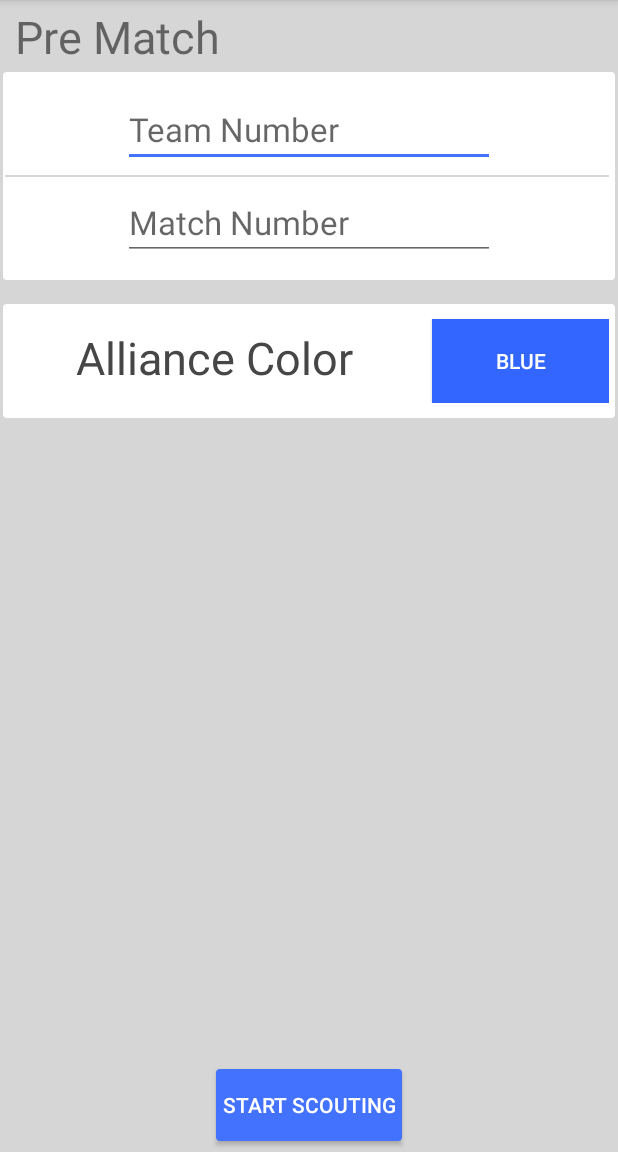
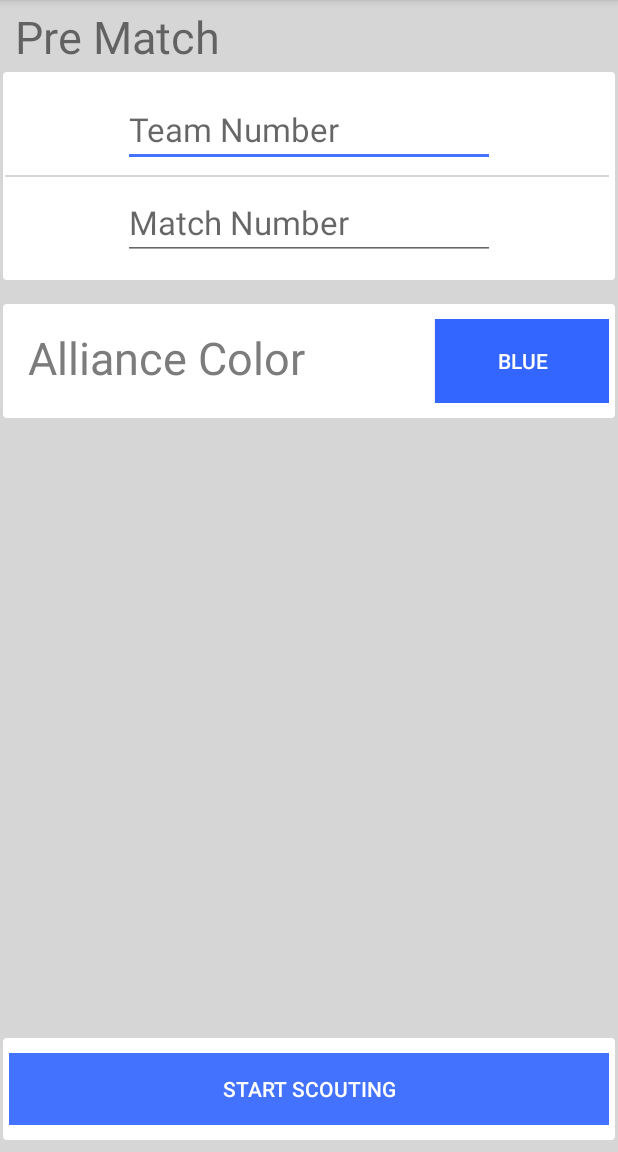
Before and after one commit to theultracorgi/FRC930_Scouting_App, an Android app: the PreMatch screen opened directly, with no data from a screen before it, on a phone screen of 412 x 824 dp, the part 84-1236 px from its top. Run offline under Robolectric (Android 15) with nearby library versions, the phone set to English and light mode, and no system bars.

Commit message:
can scout a match. No buttons will give errors. No qr/data storage integration

```diff
--- a/Watching_Extremely_Awesome_Robots/WEARs/src/main/java/org/team930/bears/watching_extremely_awesome_robots/PreMatch.java
+++ b/Watching_Extremely_Awesome_Robots/WEARs/src/main/java/org/team930/bears/watching_extremely_awesome_robots/PreMatch.java
@@ -1,23 +1,58 @@
 package org.team930.bears.watching_extremely_awesome_robots;
 
 import android.content.Intent;
+import android.support.annotation.ColorInt;
 import android.support.v7.app.AppCompatActivity;
 import android.os.Bundle;
 import android.view.View;
+import android.widget.EditText;
+import android.widget.Toast;
+import android.widget.ToggleButton;
 
 public class PreMatch extends AppCompatActivity {
-    Intent goToAuton;
+    EditText teamNum, matchNum;
+    ToggleButton allianceColor;
+    char alliance;
+    Integer still;
+
+    PublicResources PR = new PublicResources(this);
 
     @Override
     protected void onCreate(Bundle savedInstanceState) {
         super.onCreate(savedInstanceState);
         setContentView(R.layout.activity_pre_match);
+
+        still = 0;
+
+        teamNum = findViewById(R.id.teamNum);
+        matchNum = findViewById(R.id.matchNum);
+
+        allianceColor = findViewById(R.id.allianceToggle);
     }
 
-    public void goToAuton(View v){
-
-        goToAuton = new Intent(PreMatch.this, AutonTeleop.class);
-        startActivity(goToAuton);
+    public void setGoToAuton(View v) {
+        if(allianceColor.isChecked()){
+            alliance = 'r';
+        } else {
+            alliance = 'b';
         }
 
+
+        PR.matchData[0] = teamNum.getText().toString();
+        PR.matchData[1] = (matchNum.getText().toString() + alliance);
+
+        Intent goToAuton = new Intent(PreMatch.this, AutonTeleop.class);
+        startActivity(goToAuton);
     }
+    public void setAllianceColor(View v) {
+        still += 1;
+        if(still == 50) {
+            allianceColor.setBackgroundColor(getResources().getColor(R.color.stillGreen));
+
+            Toast.makeText(getApplicationContext(), "STILL Unlocked", Toast.LENGTH_LONG).show();
+        } else {
+
+        }
+    }
+
+}
--- /dev/null
+++ b/Watching_Extremely_Awesome_Robots/WEARs/src/main/java/org/team930/bears/watching_extremely_awesome_robots/PublicResources.java
@@ -0,0 +1,12 @@
+package org.team930.bears.watching_extremely_awesome_robots;
+import android.content.Context;
+
+public class PublicResources {
+    private Context context;
+
+    String[] matchData = new String[12];
+
+    public PublicResources(Context context){
+        this.context=context;
+    }
+}
--- a/Watching_Extremely_Awesome_Robots/WEARs/src/main/res/layout/activity_pre_match.xml
+++ b/Watching_Extremely_Awesome_Robots/WEARs/src/main/res/layout/activity_pre_match.xml
@@ -12,8 +12,7 @@
         android:layout_marginLeft="2dp"
         android:layout_marginRight="2dp"
         android:background="@color/background_material"
-        android:orientation="vertical"
-        >
+        android:orientation="vertical">
 
         <TextView
             android:layout_width="match_parent"
@@ -33,6 +32,7 @@
 
 
             <EditText
+                android:id="@+id/teamNum"
                 android:layout_width="match_parent"
                 android:layout_height="wrap_content"
                 android:layout_marginBottom="5dp"
@@ -53,6 +53,7 @@
                 android:background="@color/background_material" />
 
             <EditText
+                android:id="@+id/matchNum"
                 android:layout_width="match_parent"
                 android:layout_height="wrap_content"
                 android:layout_marginBottom="13dp"
@@ -64,7 +65,7 @@
                 android:shadowColor="#FF3297EA"
                 android:textColor="#000000"
                 android:textSize="22dp" />
-        </LinearLayout>
+        </LinearLayout> <!--Team/Match Number-->
 
         <ImageView
             android:layout_width="match_parent"
@@ -78,7 +79,7 @@
             android:background="@drawable/rounded_corners_chunk_material"
             android:orientation="horizontal"
             android:paddingBottom="10dp"
-            android:paddingLeft="4dp"
+            android:paddingLeft="11dp"
             android:paddingRight="4dp"
             android:paddingTop="10dp">
 
@@ -86,16 +87,14 @@
                 android:id="@+id/allianceColor"
                 android:layout_width="0dp"
                 android:layout_height="fill_parent"
-                android:layout_gravity="center_vertical"
                 android:layout_marginRight="8dp"
                 android:layout_weight=".7"
                 android:background="@color/white"
                 android:maxLines="1"
                 android:padding="5dp"
                 android:text="Alliance Color"
-                android:textColor="@color/textDark"
+                android:textColor="@color/textMedium"
                 android:textSize="30dp"
-                android:textAlignment="center"
 
                 />
 
@@ -105,35 +104,56 @@
                 android:layout_height="fill_parent"
                 android:layout_weight=".3"
                 android:background="@drawable/alliance_toggle"
+                android:onClick="setAllianceColor"
                 android:textOff="Blue"
                 android:textOn="Red"
 
                 />
 
-        </LinearLayout>
+        </LinearLayout> <!--Alliance Selector-->
 
         <LinearLayout
             android:layout_width="match_parent"
-            android:layout_height="0dp"
-            android:orientation="vertical"
-            android:gravity="bottom|center"
-            android:layout_weight="1"
-            >
-            <Button
+            android:layout_height="match_parent"
+            android:background="@color/background_material"
+            android:gravity="center|bottom"
+            android:orientation="vertical">
+
+            <LinearLayout
                 android:id="@+id/goToAuton"
-                android:layout_width="wrap_content"
+                android:layout_width="match_parent"
                 android:layout_height="wrap_content"
-                android:text="Start Scouting"
-                android:background="@drawable/blue_rounded_button"
-                android:layout_marginBottom="7dp"
+                android:background="@drawable/rounded_corners_chunk_material"
+                android:orientation="vertical"
+                android:paddingBottom="10dp"
                 android:paddingLeft="4dp"
                 android:paddingRight="4dp"
-                android:onClick="goToAuton"
-                />
+                android:paddingTop="10dp">
 
-        </LinearLayout>
+                <Button
+                    android:id="@+id/pMNext"
+                    android:layout_width="match_parent"
+                    android:layout_height="wrap_content"
+                    android:background="@color/lightBlue"
+                    android:onClick="setGoToAuton"
+                    android:text="Start Scouting"
+                    />
+
+            </LinearLayout>
+
+            <ImageView
+                android:layout_width="match_parent"
+                android:layout_height="8dp"
+                android:background="@color/background_material" />
+
+        </LinearLayout>  <!--Next-->
+
+        <ImageView
+            android:layout_width="match_parent"
+            android:layout_height="64dp"
+            android:background="@color/background_material" />
+
 
     </LinearLayout>
 
-
 </RelativeLayout>
--- a/Watching_Extremely_Awesome_Robots/WEARs/src/main/res/values/colors.xml
+++ b/Watching_Extremely_Awesome_Robots/WEARs/src/main/res/values/colors.xml
@@ -27,6 +27,10 @@
     <color name="allianceLoss">#fa2d2d</color>
     <color name="allianceWin">#18ff23</color>
 
+    <color name="stillGreen">#006e05</color>
+
+
+
 
 
     <!--FF282828-->
```
Also changed, not shown: Watching_Extremely_Awesome_Robots/WEARs/src/main/java/org/team930/bears/watching_extremely_awesome_robots/AutonTeleop.java (+186 -0 lines), Watching_Extremely_Awesome_Robots/WEARs/src/main/java/org/team930/bears/watching_extremely_awesome_robots/PostMatch.java (+36 -0 lines), Watching_Extremely_Awesome_Robots/WEARs/src/main/res/layout/activity_autonteleop.xml (+23 -19 lines), Watching_Extremely_Awesome_Robots/WEARs/src/main/res/layout/activity_post_match.xml (+10 -7 lines).
